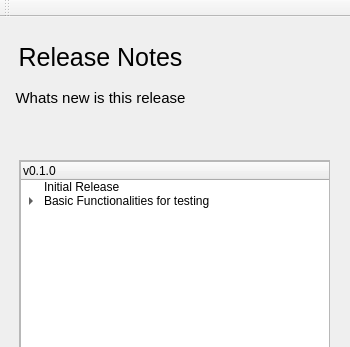
Above: controlsoftware/news.ui from SDSURocketProject/FAR-MARS before the change; both pictures show x 0 to 350 and y 0 to 347 of the 350 by 550 pixel window. Below: the same form after it.
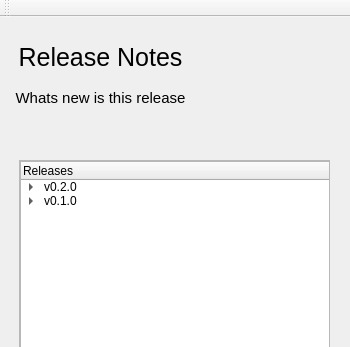
That is the form after the change.

Commit message: restructure whats new section

Diff of the .ui file:
```diff
--- a/controlsoftware/news.ui
+++ b/controlsoftware/news.ui
@@ -100,17 +100,50 @@
       </property>
       <column>
        <property name="text">
-        <string>v0.1.0</string>
+        <string>Releases</string>
+       </property>
+       <property name="foreground">
+        <brush brushstyle="SolidPattern">
+         <color alpha="255">
+          <red>0</red>
+          <green>0</green>
+          <blue>0</blue>
+         </color>
+        </brush>
        </property>
       </column>
       <item>
        <property name="text">
-        <string>Initial Release</string>
+        <string>v0.2.0</string>
        </property>
+       <property name="foreground">
+        <brush brushstyle="NoBrush">
+         <color alpha="255">
+          <red>0</red>
+          <green>0</green>
+          <blue>0</blue>
+         </color>
+        </brush>
+       </property>
+       <item>
+        <property name="text">
+         <string>Logging to CSV file</string>
+        </property>
+       </item>
+       <item>
+        <property name="text">
+         <string>Plot CSV file with external python script</string>
+        </property>
+       </item>
+       <item>
+        <property name="text">
+         <string>Add doxygen HTML documentation</string>
+        </property>
+       </item>
       </item>
       <item>
        <property name="text">
-        <string>Basic Functionalities for testing</string>
+        <string>v0.1.0</string>
        </property>
        <item>
         <property name="text">
```
The commit also changes 1 other file.
